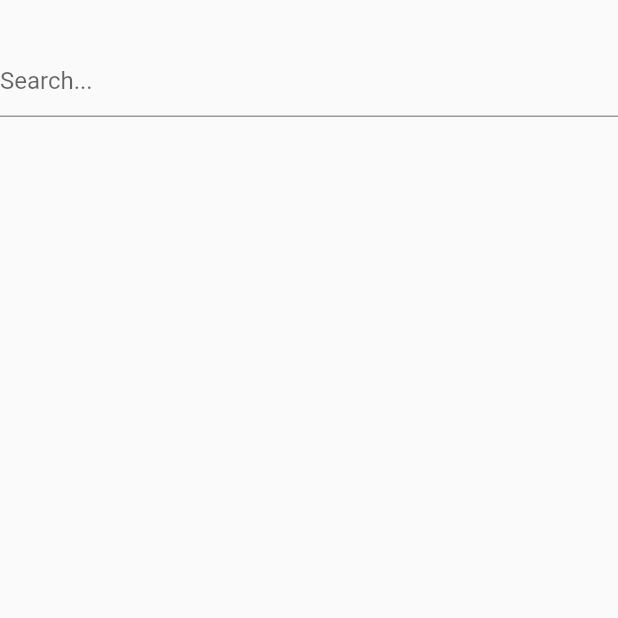
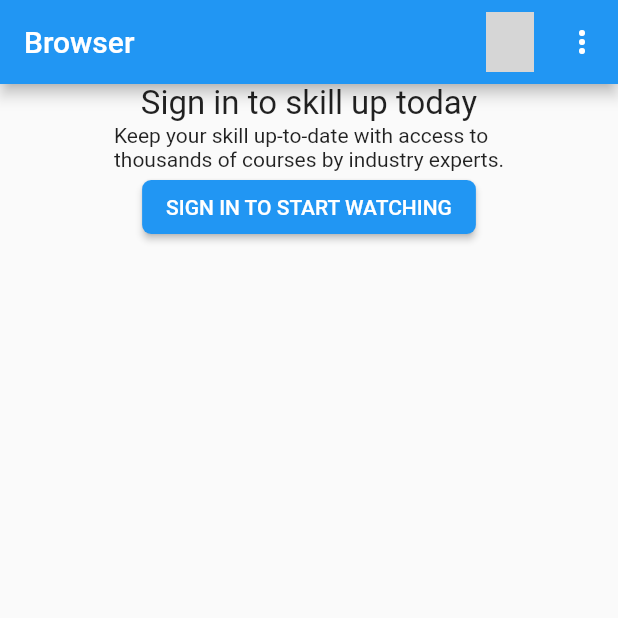
Before and after one commit to hoanganhgo/advanced_mobile_final_project, a Flutter app: the screen it shows after launch, on a phone screen of 412 x 824 dp, the top half of it. Run offline on Flutter 3.47's test engine with Material 2 defaults, Android fonts, the phone set to English and light mode, and no system bars; network calls fail; grey boxes are pictures that could not be loaded.

Commit message:
Create home, download, browser before sign in

```diff
--- /dev/null
+++ b/lib/browser/browser_signout.dart
@@ -0,0 +1,63 @@
+import 'dart:ui';
+
+import 'package:flutter/cupertino.dart';
+import 'package:flutter/material.dart';
+
+class BrowserSignout extends StatelessWidget {
+  @override
+  Widget build(BuildContext context) {
+    return Scaffold(
+        appBar: AppBar(
+          title: Text('Browser'),
+          actions: [
+            PopupMenuButton(
+                icon: CircleAvatar(
+                  backgroundImage: NetworkImage('https://phunugioi.com/wp-content/uploads/2020/01/anh-avatar-supreme-dep-lam-dai-dien-facebook.jpg'),
+                ),
+                itemBuilder: (BuildContext context) {
+                  return null;
+                }),
+            IconButton(
+                icon: Icon(Icons.more_vert),
+                onPressed: () {
+
+                })
+          ],
+        ),
+      body: Center(
+        child: Column(
+          children: [
+            Container(
+              child: Column(
+                children: [
+                  Text('Sign in to skill up today',
+                  style: TextStyle(
+                    fontSize: 22,
+                    fontWeight: FontWeight.w400
+                  ),
+                  ),
+                  Text('Keep your skill up-to-date with access to\nthousands of courses by industry experts.'),
+                  RaisedButton(
+                      child: Text(
+                        'SIGN IN TO START WATCHING',
+                        style: TextStyle(
+                            color: Colors.white
+                        ),
+                      ),
+                      color: Colors.blue,
+                      shape: RoundedRectangleBorder(
+                        borderRadius: BorderRadius.circular(6.0),
+                      ),
+                      onPressed: () {
+
+                      }),
+                ],
+              ),
+            ),
+          ],
+        ),
+      ),
+    );
+  }
+
+}
--- a/lib/main.dart
+++ b/lib/main.dart
@@ -1,3 +1,6 @@
+import 'package:advanced_mobile_final_project/browser/browser_signout.dart';
+import 'package:advanced_mobile_final_project/download/empty_download.dart';
+import 'package:advanced_mobile_final_project/home/home_empty.dart';
 import 'package:advanced_mobile_final_project/profile/sign_in.dart';
 import 'package:advanced_mobile_final_project/profile/sign_out.dart';
 import 'package:advanced_mobile_final_project/profile/sso.dart';
@@ -17,7 +20,7 @@ class MyApp extends StatelessWidget {
         primarySwatch: Colors.blue,
         visualDensity: VisualDensity.adaptivePlatformDensity,
       ),
-      home: Search(),
+      home: BrowserSignout(),
     );
   }
 }
--- a/pubspec.yaml
+++ b/pubspec.yaml
@@ -45,9 +45,8 @@ flutter:
   uses-material-design: true
 
   # To add assets to your application, add an assets section, like this:
-  # assets:
-  #   - images/a_dot_burr.jpeg
-  #   - images/a_dot_ham.jpeg
+#  assets:
+#    - assets/images/avatar.jpg
 
   # An image asset can refer to one or more resolution-specific "variants", see
   # https://flutter.dev/assets-and-images/#resolution-aware.
```
Also changed, not shown: lib/download/empty_download.dart (added, +67 -0 lines), lib/home/home_empty.dart (added, +51 -0 lines).
